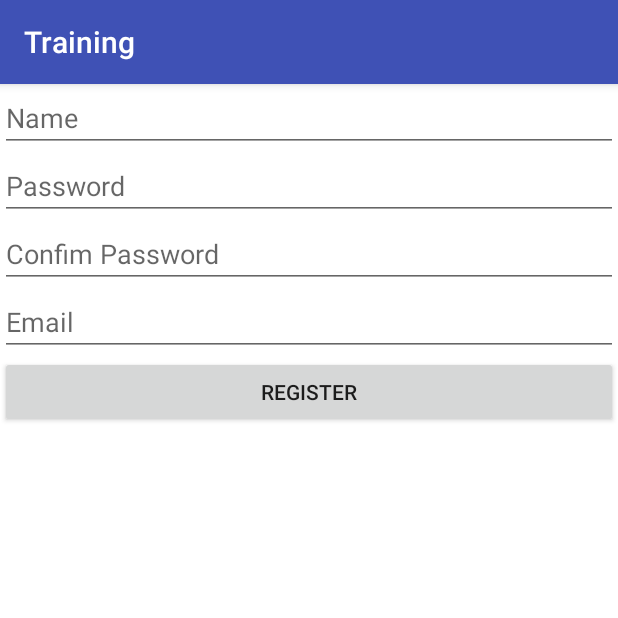
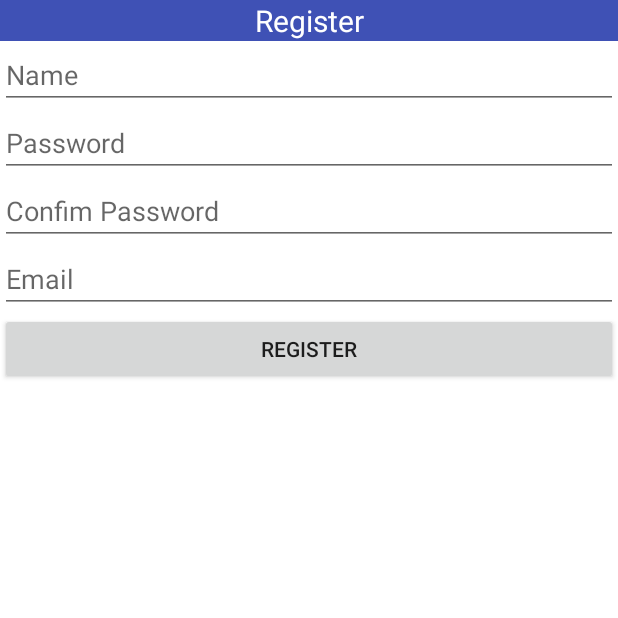
Before and after one commit to at-android/2016-k2-intern, an Android app: the ManagerActivity screen opened directly, with no data from a screen before it, after a tap on "REGISTER", on a phone screen of 412 x 824 dp, the top half of it. Run offline under Robolectric (Android 15) with nearby library versions, the phone set to English and light mode, and no system bars.

Commit message:
update_login_fragment

```diff
--- a/app/src/main/res/layout/fragment_register.xml
+++ b/app/src/main/res/layout/fragment_register.xml
@@ -5,10 +5,20 @@
     android:background="@android:color/white"
     tools:context="vn.asiantech.training.RegisterFragment">
 
+    <TextView
+        android:id="@+id/register_title"
+        android:layout_width="match_parent"
+        android:layout_height="wrap_content"
+        android:background="@color/colorPrimary"
+        android:text="@string/register_title_txt"
+        android:textAlignment="center"
+        android:textColor="@android:color/white"
+        android:textSize="@dimen/title_text_size" />
     <EditText
         android:id="@+id/tv_username_rg"
         android:layout_width="match_parent"
         android:layout_height="wrap_content"
+        android:layout_below="@id/register_title"
         android:hint="@string/name_text"
         android:inputType="text" />
 
--- a/app/src/main/res/values/dimens.xml
+++ b/app/src/main/res/values/dimens.xml
@@ -2,4 +2,5 @@
     <!-- Default screen margins, per the Android Design guidelines. -->
     <dimen name="activity_horizontal_margin">16dp</dimen>
     <dimen name="activity_vertical_margin">16dp</dimen>
+    <dimen name="title_text_size">20sp</dimen>
 </resources>
--- a/app/src/main/res/values/strings.xml
+++ b/app/src/main/res/values/strings.xml
@@ -10,4 +10,5 @@
     <string name="password_text">Password</string>
     <string name="confim_password_text">Confim Password</string>
     <string name="email_text">Email</string>
+    <string name="register_title_txt">Register</string>
 </resources>
--- a/app/src/main/res/values/styles.xml
+++ b/app/src/main/res/values/styles.xml
@@ -1,7 +1,7 @@
 <resources>
 
     <!-- Base application theme. -->
-    <style name="AppTheme" parent="Theme.AppCompat.Light.DarkActionBar">
+    <style name="AppTheme" parent="Theme.AppCompat.Light.NoActionBar">
         <!-- Customize your theme here. -->
         <item name="colorPrimary">@color/colorPrimary</item>
         <item name="colorPrimaryDark">@color/colorPrimaryDark</item>
```
Also changed, not shown: app/src/main/java/vn/asiantech/training/LoginFragment.java (added, +128 -0 lines), app/src/main/java/vn/asiantech/training/ManagerActivity.java (+6 -3 lines), app/src/main/java/vn/asiantech/training/RegisterFragment.java (+15 -7 lines), app/src/main/res/layout/fragment_login.xml (added, +28 -0 lines).
